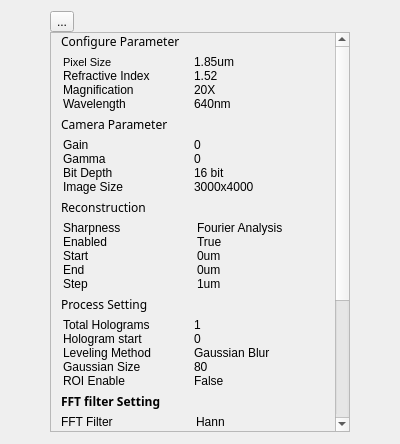
Qt form GUI Building/GUI/ui_files/spoiler_widget.ui (YipLab/DHM) before a commit.
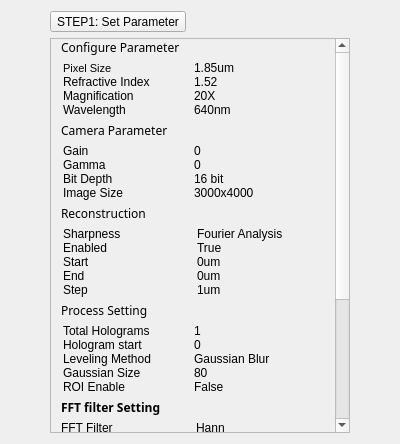
The same form after that commit.

Diff of the .ui file:
```diff
--- a/GUI Building/GUI/ui_files/spoiler_widget.ui
+++ b/GUI Building/GUI/ui_files/spoiler_widget.ui
@@ -25,29 +25,14 @@
   <property name="windowTitle">
    <string>Form</string>
   </property>
-  <layout class="QGridLayout" name="gridLayout">
-   <property name="sizeConstraint">
-    <enum>QLayout::SetDefaultConstraint</enum>
-   </property>
-   <item row="2" column="1">
     <layout class="QGridLayout" name="mainLayout">
      <property name="sizeConstraint">
-      <enum>QLayout::SetFixedSize</enum>
-     </property>
-     <property name="verticalSpacing">
-      <number>0</number>
-     </property>
-     <item row="0" column="0">
-      <widget class="QToolButton" name="toggleButton">
-       <property name="text">
-        <string>...</string>
-       </property>
-      </widget>
-     </item>
+    <enum>QLayout::SetDefaultConstraint</enum>
+   </property>
      <item row="1" column="0">
       <widget class="QScrollArea" name="contentArea">
        <property name="sizePolicy">
-        <sizepolicy hsizetype="Expanding" vsizetype="Fixed">
+      <sizepolicy hsizetype="Expanding" vsizetype="Expanding">
          <horstretch>0</horstretch>
          <verstretch>1</verstretch>
         </sizepolicy>
@@ -97,7 +82,7 @@
         <property name="styleSheet">
          <string notr="true"/>
         </property>
-        <layout class="QVBoxLayout" name="contentLayout" stretch="1,10,1,10,1,10,1,10,0,0,0,1,0">
+      <layout class="QVBoxLayout" name="contentLayout" stretch="0,10,1,10,1,10,1,10,0,0,0,1,0">
          <property name="spacing">
           <number>5</number>
          </property>
@@ -730,7 +715,12 @@
        </widget>
       </widget>
      </item>
-    </layout>
+   <item row="0" column="0">
+    <widget class="QToolButton" name="toggleButton">
+     <property name="text">
+      <string>STEP1: Set Parameter</string>
+     </property>
+    </widget>
    </item>
   </layout>
  </widget>
```
Left out of the diff: 6 changed lines with no effect on the pictures. Lines whose indentation alone changed are shown as unchanged.
